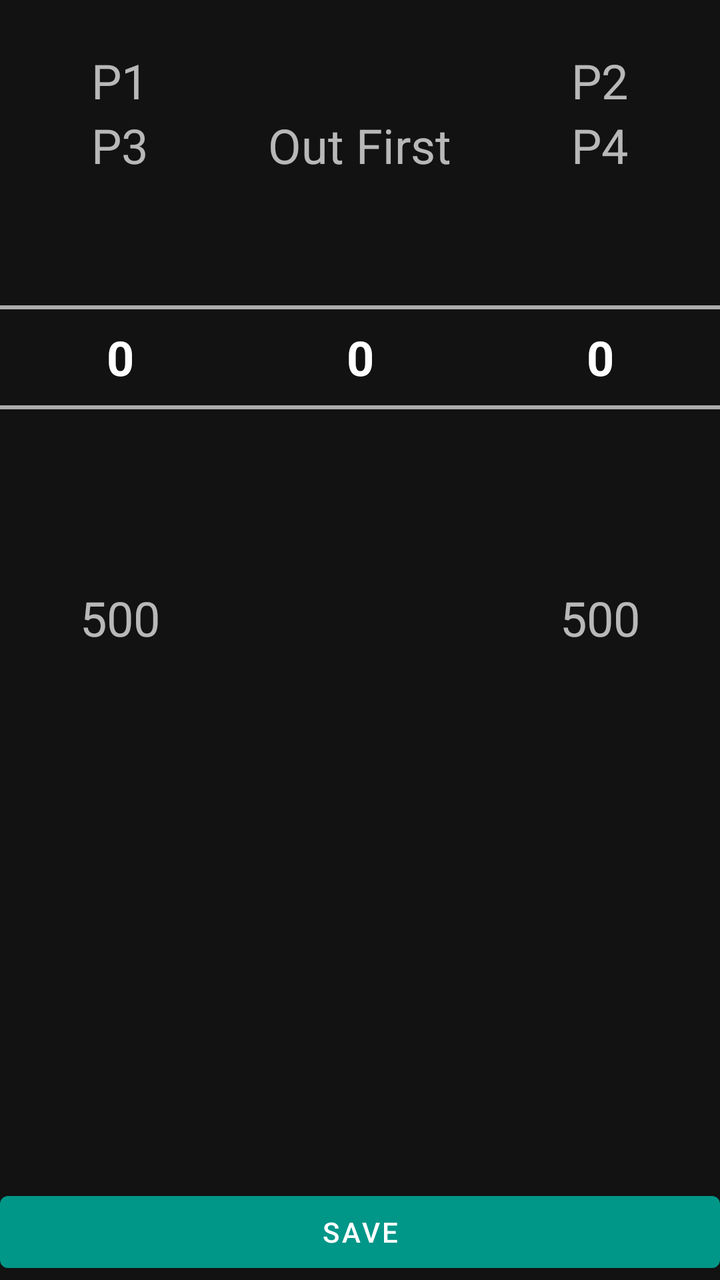
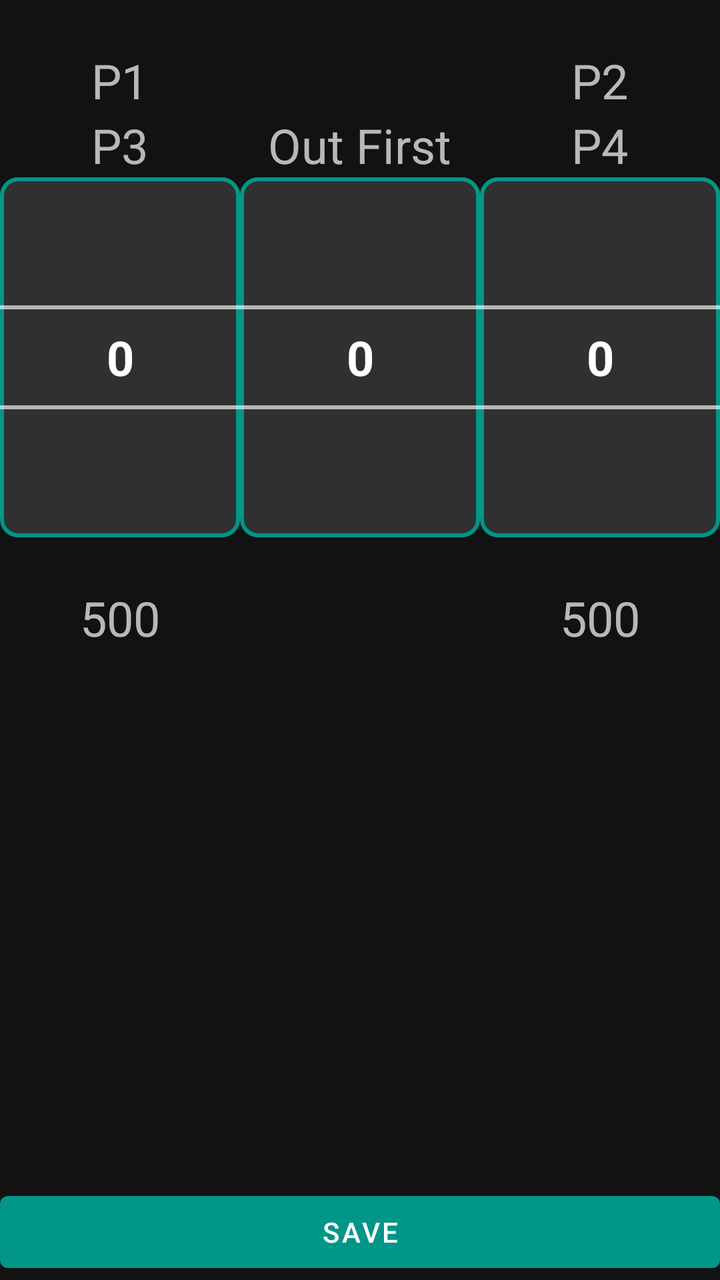

The first picture is an Android layout as it rendered before a commit; the second is the same layout after the commit. The layout source and the unified diff follow.
<!-- AndroidManifest.xml: application theme AppTheme -->
<!-- res/layout/scorehand.xml -->
<?xml version="1.0" encoding="utf-8"?>
<LinearLayout xmlns:android="http://schemas.android.com/apk/res/android"
    android:orientation="vertical"
    android:layout_width="match_parent"
    android:layout_height="match_parent"
    android:fitsSystemWindows="true">
    <androidx.core.widget.NestedScrollView
        android:layout_width="match_parent"
        android:layout_height="0dp"
        android:layout_weight="1">
        <LinearLayout
            android:baselineAligned="false"
            android:orientation="horizontal"
            android:layout_width="match_parent"
            android:layout_height="wrap_content"
            android:layout_marginTop="24dp">
            <LinearLayout
                android:orientation="vertical"
                android:layout_width="0dp"
                android:layout_height="wrap_content"
                android:layout_weight="1">
                <TextView
                    android:textSize="24sp"
                    android:ellipsize="end"
                    android:layout_gravity="center_horizontal"
                    android:id="@+id/scoreHandName1"
                    android:layout_width="wrap_content"
                    android:layout_height="wrap_content"
                    android:text="P1"
                    android:scrollHorizontally="true"/>
                <TextView
                    android:textSize="24sp"
                    android:ellipsize="end"
                    android:layout_gravity="center_horizontal"
                    android:id="@+id/scoreHandName3"
                    android:layout_width="wrap_content"
                    android:layout_height="wrap_content"
                    android:text="P3"
                    android:scrollHorizontally="true"/>
                <NumberPicker
                    android:id="@+id/scoreHandScore1"
                    android:theme="@style/WheelPicker"
                    android:layout_width="match_parent"
                    android:layout_height="wrap_content"/>
                <TextView
                    android:textSize="24sp"
                    android:layout_gravity="center_horizontal"
                    android:id="@+id/scoreHandTotal1"
                    android:layout_width="wrap_content"
                    android:layout_height="wrap_content"
                    android:layout_marginTop="24dp"
                    android:text="500"/>
            </LinearLayout>
            <LinearLayout
                android:layout_gravity="bottom"
                android:orientation="vertical"
                android:layout_width="0dp"
                android:layout_height="wrap_content"
                android:layout_weight="1">
                <TextView
                    android:textSize="24sp"
                    android:layout_gravity="center_horizontal"
                    android:layout_width="wrap_content"
                    android:layout_height="wrap_content"
                    android:text="Out First"/>
                <NumberPicker
                    android:id="@+id/scoreHandOutFirst"
                    android:theme="@style/WheelPicker"
                    android:layout_width="match_parent"
                    android:layout_height="wrap_content"/>
                <TextView
                    android:textSize="24sp"
                    android:layout_width="wrap_content"
                    android:layout_height="wrap_content"
                    android:layout_marginTop="24dp"
                    android:text=" "/>
            </LinearLayout>
            <LinearLayout
                android:orientation="vertical"
                android:layout_width="0dp"
                android:layout_height="wrap_content"
                android:layout_weight="1">
                <TextView
                    android:textSize="24sp"
                    android:ellipsize="end"
                    android:layout_gravity="center_horizontal"
                    android:id="@+id/scoreHandName2"
                    android:layout_width="wrap_content"
                    android:layout_height="wrap_content"
                    android:text="P2"
                    android:scrollHorizontally="true"/>
                <TextView
                    android:textSize="24sp"
                    android:ellipsize="end"
                    android:layout_gravity="center_horizontal"
                    android:id="@+id/scoreHandName4"
                    android:layout_width="wrap_content"
                    android:layout_height="wrap_content"
                    android:text="P4"
                    android:scrollHorizontally="true"/>
                <NumberPicker
                    android:id="@+id/scoreHandScore2"
                    android:theme="@style/WheelPicker"
                    android:layout_width="match_parent"
                    android:layout_height="wrap_content"/>
                <TextView
                    android:textSize="24sp"
                    android:layout_gravity="center_horizontal"
                    android:id="@+id/scoreHandTotal2"
                    android:layout_width="wrap_content"
                    android:layout_height="wrap_content"
                    android:layout_marginTop="24dp"
                    android:text="500"/>
            </LinearLayout>
        </LinearLayout>
    </androidx.core.widget.NestedScrollView>
    <Button
        android:id="@+id/scoreHandSave"
        android:layout_width="match_parent"
        android:layout_height="wrap_content"
        android:text="Save"/>
</LinearLayout>
<!-- resources referenced by this layout -->
<resources>
  <style name="WheelPicker">
          <item name="android:textSize">24sp</item>
          <item name="android:textColor">#101010</item>
          <item name="android:typeface">sans</item>
          <item name="android:textStyle">bold</item>
      </style>
  <style name="AppTheme" parent="Theme.MaterialComponents.NoActionBar">
          <item name="colorPrimary">@color/teal_500</item>
          <item name="colorPrimaryVariant">@color/teal_800</item>
          <item name="colorOnPrimary">#FFFFFF</item>
          <item name="colorSecondary">@color/teal_500</item>
          <item name="colorOnSecondary">#FFFFFF</item>
      </style>
  <color name="teal_500">#009688</color>
  <color name="teal_800">#00574B</color>
</resources>

<!-- the commit's change to res/layout/scorehand.xml (unified diff, before → after) -->
@@ -41,7 +41,8 @@
                     android:id="@+id/scoreHandScore1"
                     android:theme="@style/WheelPicker"
                     android:layout_width="match_parent"
-                    android:layout_height="wrap_content"/>
+                    android:layout_height="wrap_content"
+                    android:background="@drawable/picker_bg"/>
                 <TextView
                     android:textSize="24sp"
                     android:layout_gravity="center_horizontal"
@@ -67,7 +68,8 @@
                     android:id="@+id/scoreHandOutFirst"
                     android:theme="@style/WheelPicker"
                     android:layout_width="match_parent"
-                    android:layout_height="wrap_content"/>
+                    android:layout_height="wrap_content"
+                    android:background="@drawable/picker_bg"/>
                 <TextView
                     android:textSize="24sp"
                     android:layout_width="wrap_content"
@@ -102,7 +104,8 @@
                     android:id="@+id/scoreHandScore2"
                     android:theme="@style/WheelPicker"
                     android:layout_width="match_parent"
-                    android:layout_height="wrap_content"/>
+                    android:layout_height="wrap_content"
+                    android:background="@drawable/picker_bg"/>
                 <TextView
                     android:textSize="24sp"
                     android:layout_gravity="center_horizontal"
<!-- resource entries referenced after the edit -->
@@ -1,8 +1,18 @@
 <!-- resources referenced by this layout -->
 <resources>
+  <!-- drawable picker_bg (drawable) -->
+  <?xml version="1.0" encoding="utf-8"?>
+  <shape xmlns:android="http://schemas.android.com/apk/res/android"
+      android:shape="rectangle">
+      <solid android:color="#303030"/>
+      <stroke
+          android:width="2dp"
+          android:color="@color/teal_500"/>
+      <corners android:radius="8dp"/>
+  </shape>
   <style name="WheelPicker">
           <item name="android:textSize">24sp</item>
-          <item name="android:textColor">#101010</item>
+          <item name="android:textColor">#FFFFFF</item>
           <item name="android:typeface">sans</item>
           <item name="android:textStyle">bold</item>
       </style>
